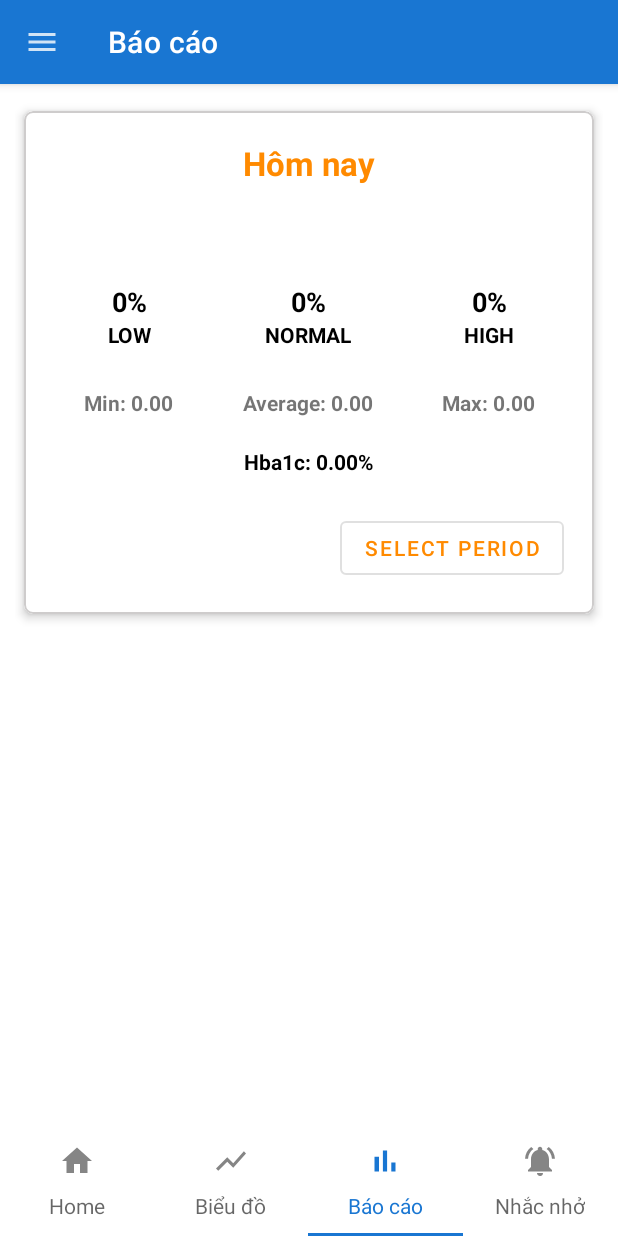
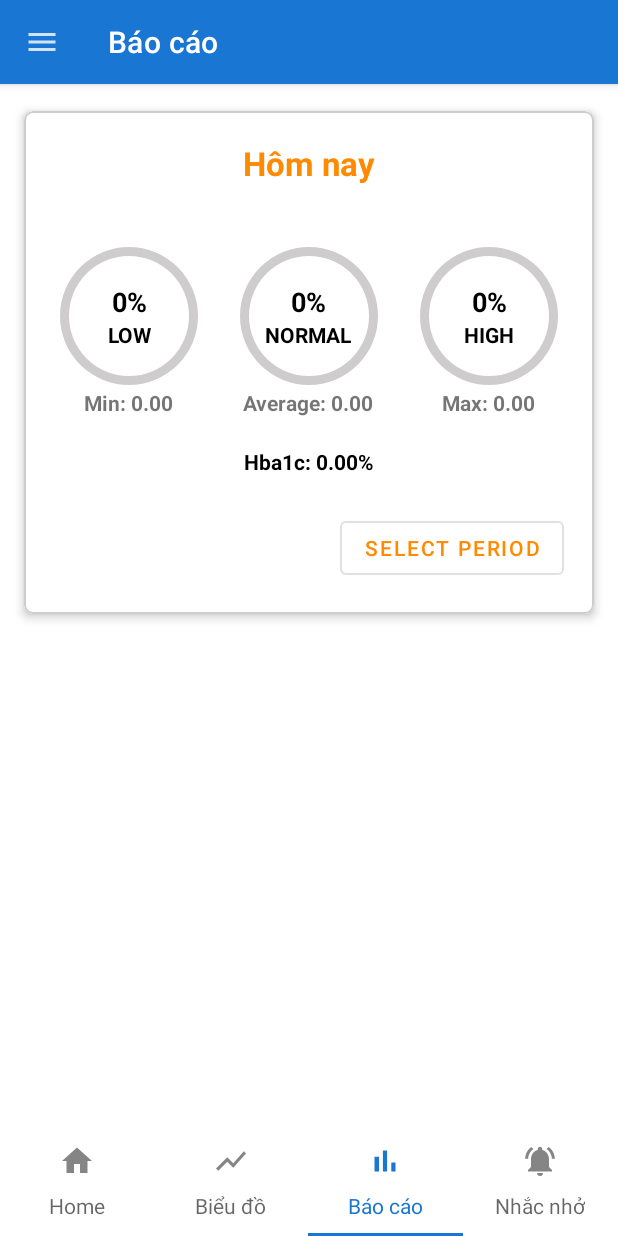
Before and after one commit to HaDangTu/DiabetesTrackerApp, an Android app: the screen it shows after launch (MainActivity), item 3 of the bottom bar chosen, on a phone screen of 412 x 824 dp. Run offline under Robolectric (Android 15) with nearby library versions, the phone set to English and light mode, and no system bars; our stand-ins replace Room's generated code.

Commit message:
update UI report

```diff
--- /dev/null
+++ b/DiabetesTracker/app/src/main/res/drawable/background_pie.xml
@@ -0,0 +1,13 @@
+<?xml version="1.0" encoding="utf-8"?>
+<rotate xmlns:android="http://schemas.android.com/apk/res/android"
+    android:fromDegrees="270"
+    android:toDegrees="270">
+
+    <shape android:shape="ring"
+        android:innerRadiusRatio="2.5"
+        android:thickness="@dimen/pie_chart_thickness"
+        android:useLevel="true">
+
+        <solid android:color="@color/colorCardStroke"/>
+    </shape>
+</rotate>
--- a/DiabetesTracker/app/src/main/res/layout/fragment_report.xml
+++ b/DiabetesTracker/app/src/main/res/layout/fragment_report.xml
@@ -48,6 +48,16 @@
                     android:layout_height="wrap_content"
                     android:layout_alignParentStart="true"
                     android:layout_centerVertical="true">
+
+                    <!--background pie -->
+                    <ProgressBar
+                        style="@style/Widget.AppCompat.ProgressBar.Horizontal"
+                        android:layout_width="@dimen/pie_chart_size"
+                        android:layout_height="@dimen/pie_chart_size"
+                        android:progress="100"
+                        android:layout_centerHorizontal="true"
+                        android:layout_centerVertical="true"
+                        android:progressDrawable="@drawable/background_pie" />
 
                     <ProgressBar
                         android:id="@+id/low_progressbar"
@@ -106,6 +116,16 @@
                     android:layout_centerHorizontal="true"
                     android:layout_centerVertical="true">
 
+                    <!--background pie -->
+                    <ProgressBar
+                        style="@style/Widget.AppCompat.ProgressBar.Horizontal"
+                        android:layout_width="@dimen/pie_chart_size"
+                        android:layout_height="@dimen/pie_chart_size"
+                        android:progress="100"
+                        android:layout_centerHorizontal="true"
+                        android:layout_centerVertical="true"
+                        android:progressDrawable="@drawable/background_pie" />
+
                     <ProgressBar
                         android:id="@+id/normal_progressbar"
                         style="@style/Widget.AppCompat.ProgressBar.Horizontal"
@@ -161,6 +181,16 @@
                     android:layout_height="wrap_content"
                     android:layout_alignParentEnd="true"
                     android:layout_centerVertical="true">
+
+                    <!--background pie -->
+                    <ProgressBar
+                        style="@style/Widget.AppCompat.ProgressBar.Horizontal"
+                        android:layout_width="@dimen/pie_chart_size"
+                        android:layout_height="@dimen/pie_chart_size"
+                        android:progress="100"
+                        android:layout_centerHorizontal="true"
+                        android:layout_centerVertical="true"
+                        android:progressDrawable="@drawable/background_pie" />
 
                     <ProgressBar
                         android:id="@+id/high_progressbar"
--- a/DiabetesTracker/app/src/main/res/values/strings.xml
+++ b/DiabetesTracker/app/src/main/res/values/strings.xml
@@ -10,8 +10,7 @@
     <string name="tab_home_name">Home</string>
     <string name="tab_eating">Ăn uống</string>
     <string name="tab_gymnastic">Tập thể dục</string>
-    <!-- TODO: Remove or change this placeholder text -->
-    <string name="hello_blank_fragment">Hello blank fragment</string>
+
     <string name="create_new_record_menu_item">Thêm bản ghi mới</string>
     <string name="search_GI_menu_item">Tra cứu chỉ số GI trong thực phẩm</string>
     <string name="more_activity_item">More activity</string>
```
